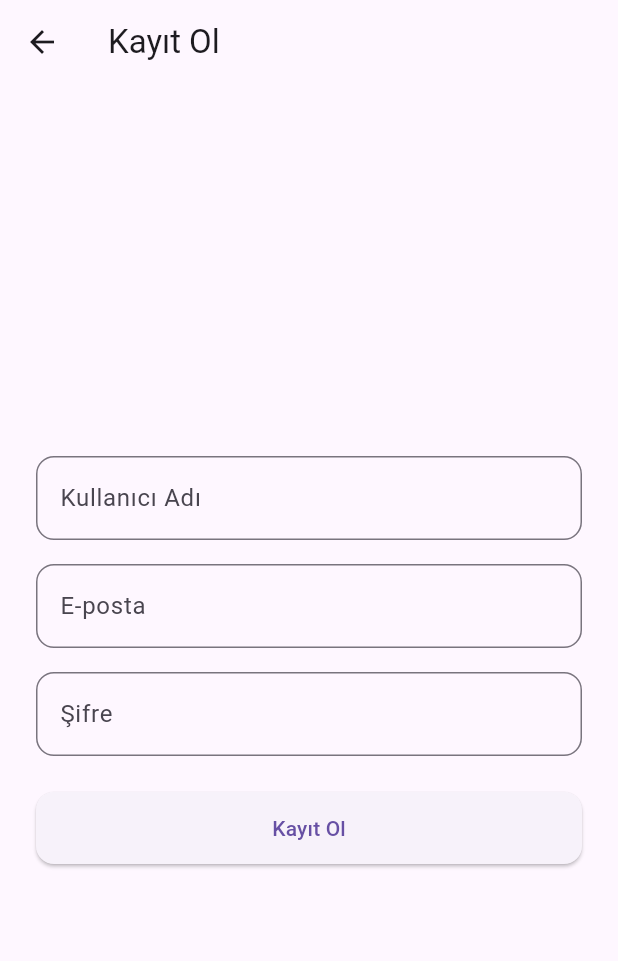
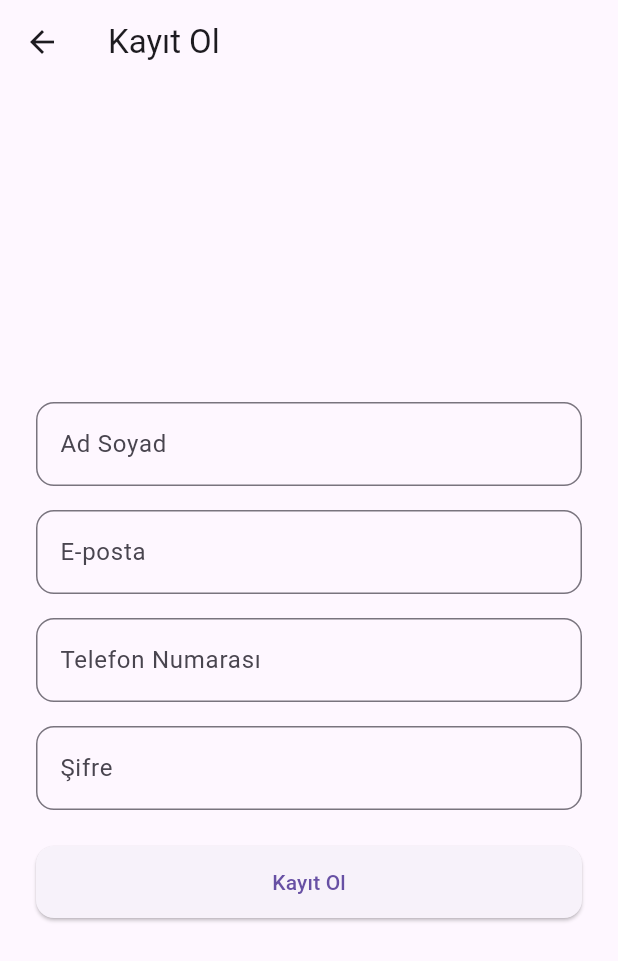
Before and after one commit to Aysenuurnazlg/job_platform, a Flutter app: the screen it shows after launch, after a tap on "Kayıt Ol", on a phone screen of 412 x 824 dp. Shown: the top 961 px of the screen. Run offline on Flutter 3.47's test engine with Material 3 defaults, Android fonts, the phone set to English and light mode, and no system bars; network calls fail; Roboto replaces fonts that are missing (Arial).

Commit message:
giriş ve kayıt ekranı başarıyla oluşturuldu uygulamaya giriş yapıldı

```diff
--- a/lib/loginscreen.dart
+++ b/lib/loginscreen.dart
@@ -1,7 +1,6 @@
 import 'package:flutter/material.dart';
-import 'register_screen.dart';
-import 'home_screen.dart';
-
+import 'package:http/http.dart' as http;
+import 'dart:convert';
 
 class LoginScreen extends StatefulWidget {
   const LoginScreen({super.key});
@@ -14,32 +13,48 @@ class _LoginScreenState extends State<LoginScreen> {
   final TextEditingController _usernameController = TextEditingController();
   final TextEditingController _passwordController = TextEditingController();
 
-  void _login() {
-  String username = _usernameController.text;
-  String password = _passwordController.text;
+  Future<void> _login() async {
+    final email = _usernameController.text;
+    final password = _passwordController.text;
 
-  if (username == "admin" && password == "1234") {
-    Navigator.pushReplacement(
-      context,
-      MaterialPageRoute(builder: (_) => HomeScreen()),
+    final response = await http.post(
+      Uri.parse('http://127.0.0.1:8000/token'),
+      headers: {'Content-Type': 'application/x-www-form-urlencoded'},
+      body: {
+        'username': email,
+        'password': password,
+      },
     );
-  } else {
+
+    if (response.statusCode == 200) {
+      final responseData = jsonDecode(response.body);
+      final token = responseData['access_token'];
+
+      if (token != null) {
+        Navigator.pushReplacementNamed(context, '/home');
+      } else {
+        _showErrorDialog("Token alınamadı.");
+      }
+    } else {
+      _showErrorDialog("Kullanıcı adı veya şifre yanlış.");
+    }
+  }
+
+  void _showErrorDialog(String message) {
     showDialog(
       context: context,
       builder: (_) => AlertDialog(
-        title: Text("Hatalı Giriş"),
-        content: Text("Kullanıcı adı veya şifre yanlış."),
+        title: const Text("Giriş Başarısız"),
+        content: Text(message),
         actions: [
           TextButton(
             onPressed: () => Navigator.pop(context),
-            child: Text("Tekrar Dene"),
+            child: const Text("Tamam"),
           ),
         ],
       ),
     );
   }
-}
-
 
   @override
   Widget build(BuildContext context) {
@@ -51,21 +66,21 @@ class _LoginScreenState extends State<LoginScreen> {
           child: Column(
             mainAxisAlignment: MainAxisAlignment.center,
             children: [
-              Text(
+              const Text(
                 'Giriş Yap',
                 style: TextStyle(fontSize: 32, fontWeight: FontWeight.bold),
               ),
-              SizedBox(height: 32),
+              const SizedBox(height: 32),
               TextField(
                 controller: _usernameController,
                 decoration: InputDecoration(
-                  labelText: 'Kullanıcı Adı',
+                  labelText: 'E-posta',
                   border: OutlineInputBorder(
                     borderRadius: BorderRadius.circular(12),
                   ),
                 ),
               ),
-              SizedBox(height: 16),
+              const SizedBox(height: 16),
               TextField(
                 controller: _passwordController,
                 obscureText: true,
@@ -76,60 +91,47 @@ class _LoginScreenState extends State<LoginScreen> {
                   ),
                 ),
               ),
-              SizedBox(height: 12),
+              const SizedBox(height: 12),
               Align(
                 alignment: Alignment.centerRight,
                 child: TextButton(
                   onPressed: () {
-                    showDialog(
-                      context: context,
-                      builder: (_) => AlertDialog(
-                        title: Text("Bilgi"),
-                        content: Text("Şifre sıfırlama henüz aktif değil."),
-                        actions: [
-                          TextButton(
-                            onPressed: () => Navigator.pop(context),
-                            child: Text("Tamam"),
-                          ),
-                        ],
-                      ),
-                    );
+                    _showErrorDialog("Şifre sıfırlama henüz aktif değil.");
                   },
-                  child: Text(
+                  child: const Text(
                     'Şifremi Unuttum?',
-                    style: TextStyle(color: Colors.blue),
+                    style: TextStyle(color: Colors.blueGrey),
                   ),
                 ),
               ),
-              SizedBox(height: 12),
+              const SizedBox(height: 12),
               SizedBox(
                 width: double.infinity,
                 child: ElevatedButton(
                   onPressed: _login,
-                  child: Text('Giriş Yap'),
+                  child: const Text('Giriş Yap'),
                   style: ElevatedButton.styleFrom(
-                    padding: EdgeInsets.symmetric(vertical: 14),
+                    backgroundColor: Colors.blueGrey,
+                    padding: const EdgeInsets.symmetric(vertical: 14),
                     shape: RoundedRectangleBorder(
                       borderRadius: BorderRadius.circular(12),
                     ),
                   ),
                 ),
               ),
-              SizedBox(height: 12),
+              const SizedBox(height: 12),
               OutlinedButton(
                 onPressed: () {
-                  Navigator.push(
-                    context,
-                    MaterialPageRoute(builder: (_) => RegisterScreen()),
-                  );
+                  Navigator.pushNamed(context, '/register');
                 },
-                child: Text('Kayıt Ol'),
+                child: const Text('Kayıt Ol'),
                 style: OutlinedButton.styleFrom(
-                  padding: EdgeInsets.symmetric(vertical: 14, horizontal: 32),
+                  padding:
+                      const EdgeInsets.symmetric(vertical: 14, horizontal: 32),
                   shape: RoundedRectangleBorder(
                     borderRadius: BorderRadius.circular(12),
                   ),
-                  side: BorderSide(color: Colors.blue),
+                  side: const BorderSide(color: Colors.blueGrey),
                 ),
               ),
             ],
--- a/lib/register_screen.dart
+++ b/lib/register_screen.dart
@@ -1,54 +1,98 @@
 import 'package:flutter/material.dart';
+import 'package:http/http.dart' as http;
+import 'dart:convert';
 
-class RegisterScreen extends StatelessWidget {
+class RegisterScreen extends StatefulWidget {
   const RegisterScreen({super.key});
+
+  @override
+  State<RegisterScreen> createState() => _RegisterScreenState();
+}
+
+class _RegisterScreenState extends State<RegisterScreen> {
+  final TextEditingController _nameController = TextEditingController();
+  final TextEditingController _emailController = TextEditingController();
+  final TextEditingController _phoneController = TextEditingController();
+  final TextEditingController _passwordController = TextEditingController();
+
+  Future<void> _register() async {
+    final url = Uri.parse("http://127.0.0.1:8000/users/");
+    final response = await http.post(
+      url,
+      headers: {"Content-Type": "application/json"},
+      body: json.encode({
+        "full_name": _nameController.text,
+        "email": _emailController.text,
+        "phone_number": _phoneController.text,
+        "password": _passwordController.text,
+      }),
+    );
+
+    if (response.statusCode == 200 || response.statusCode == 201) {
+      ScaffoldMessenger.of(context).showSnackBar(
+        const SnackBar(content: Text("Kayıt başarılı! Giriş yapabilirsiniz.")),
+      );
+      Navigator.pop(context); // login ekranına dön
+    } else {
+      ScaffoldMessenger.of(context).showSnackBar(
+        SnackBar(content: Text("Hata: ${response.body}")),
+      );
+    }
+  }
 
   @override
   Widget build(BuildContext context) {
     return Scaffold(
-      appBar: AppBar(title: Text('Kayıt Ol')),
+      appBar: AppBar(title: const Text('Kayıt Ol')),
       body: Padding(
         padding: const EdgeInsets.all(24.0),
         child: Column(
           mainAxisAlignment: MainAxisAlignment.center,
           children: [
             TextField(
+              controller: _nameController,
               decoration: InputDecoration(
-                labelText: 'Kullanıcı Adı',
-                border: OutlineInputBorder(
-                  borderRadius: BorderRadius.circular(12),
-                ),
+                labelText: 'Ad Soyad',
+                border:
+                    OutlineInputBorder(borderRadius: BorderRadius.circular(12)),
               ),
             ),
-            SizedBox(height: 16),
+            const SizedBox(height: 16),
             TextField(
+              controller: _emailController,
               decoration: InputDecoration(
                 labelText: 'E-posta',
-                border: OutlineInputBorder(
-                  borderRadius: BorderRadius.circular(12),
-                ),
+                border:
+                    OutlineInputBorder(borderRadius: BorderRadius.circular(12)),
               ),
             ),
-            SizedBox(height: 16),
+            const SizedBox(height: 16),
             TextField(
+              controller: _phoneController,
+              decoration: InputDecoration(
+                labelText: 'Telefon Numarası',
+                border:
+                    OutlineInputBorder(borderRadius: BorderRadius.circular(12)),
+              ),
+            ),
+            const SizedBox(height: 16),
+            TextField(
+              controller: _passwordController,
               obscureText: true,
               decoration: InputDecoration(
                 labelText: 'Şifre',
-                border: OutlineInputBorder(
-                  borderRadius: BorderRadius.circular(12),
-                ),
+                border:
+                    OutlineInputBorder(borderRadius: BorderRadius.circular(12)),
               ),
             ),
-            SizedBox(height: 24),
+            const SizedBox(height: 24),
             SizedBox(
               width: double.infinity,
               child: ElevatedButton(
-                onPressed: () {
-                  // Kayıt işlemi yapılır
-                },
-                child: Text('Kayıt Ol'),
+                onPressed: _register,
+                child: const Text('Kayıt Ol'),
                 style: ElevatedButton.styleFrom(
-                  padding: EdgeInsets.symmetric(vertical: 14),
+                  padding: const EdgeInsets.symmetric(vertical: 14),
                   shape: RoundedRectangleBorder(
                     borderRadius: BorderRadius.circular(12),
                   ),
```
Also changed, not shown: Yeni klasör/loginscreen.dart (+36 -9 lines), Yeni klasör/register_screen.dart (+62 -4 lines), lib/home_screen.dart (+92 -88 lines), lib/jobDetail_screen.dart (+35 -2 lines), lib/main.dart (+6 -30 lines), lib/postJob_screen.dart (+48 -51 lines), 9 other files.
